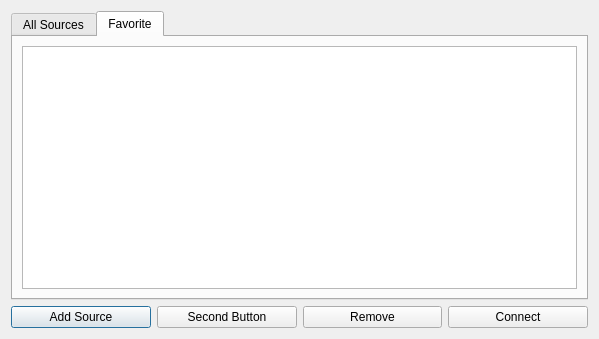
The window that qt_tab_control/tab_dialog.ui (yyk99/qt_junk) describes before a commit, drawn with Qt 5.
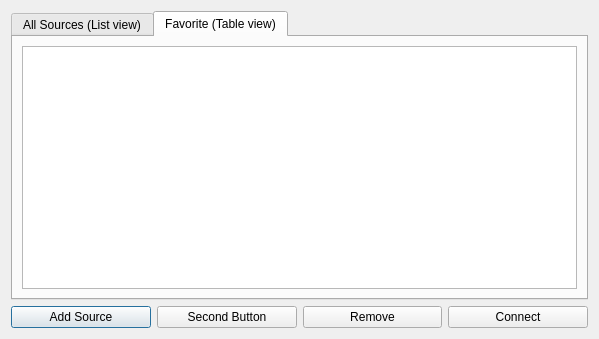
The same window after the commit. The open tabs and pages were chosen to show the change.

Diff of the .ui file:
```diff
--- a/qt_tab_control/tab_dialog.ui
+++ b/qt_tab_control/tab_dialog.ui
@@ -21,7 +21,7 @@
      </property>
      <widget class="QWidget" name="tab_1">
       <attribute name="title">
-       <string>All Sources</string>
+       <string>All Sources (List view)</string>
       </attribute>
       <layout class="QHBoxLayout" name="horizontalLayout">
        <item>
@@ -31,7 +31,7 @@
      </widget>
      <widget class="QWidget" name="tab_2">
       <attribute name="title">
-       <string>Favorite</string>
+       <string>Favorite (Table view)</string>
       </attribute>
       <layout class="QHBoxLayout" name="horizontalLayout_2">
        <item>
```
Left out of the diff: 2 changed lines with no effect on the pictures.
